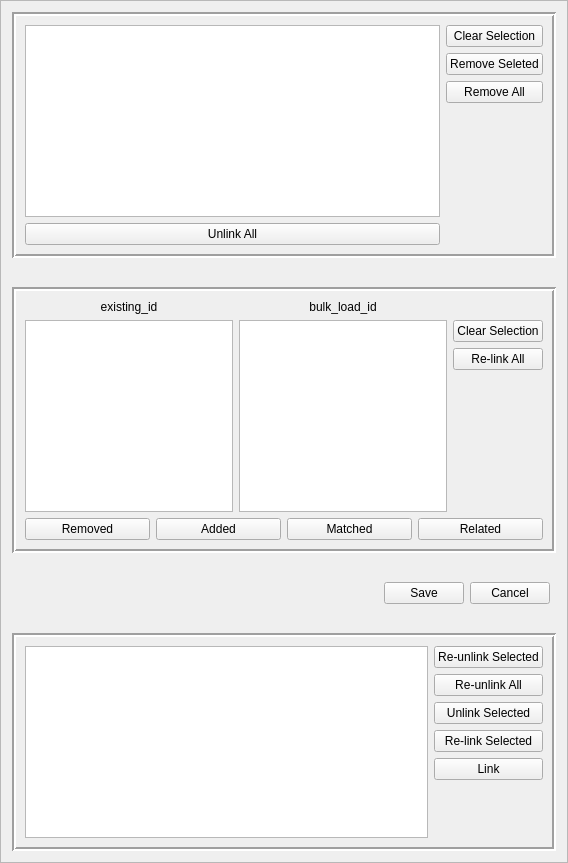
Old version of the form buildings/gui/alter_building_relationship.ui in the repository linz/nz-buildings.
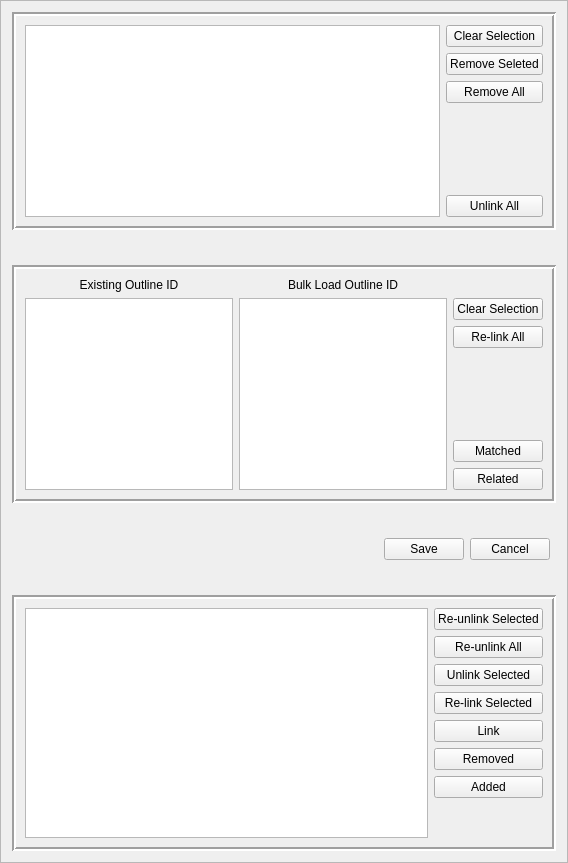
New version of the form.

Commit message:
remove added and removed button
changes

What changed in the file:
```diff
--- a/buildings/gui/alter_building_relationship.ui
+++ b/buildings/gui/alter_building_relationship.ui
@@ -48,13 +48,6 @@
           <item>
            <widget class="QTableWidget" name="tbl_original"/>
           </item>
-          <item>
-           <widget class="QPushButton" name="btn_unlink_all">
-            <property name="text">
-             <string>Unlink All</string>
-            </property>
-           </widget>
-          </item>
          </layout>
         </item>
         <item>
@@ -93,6 +86,13 @@
             </property>
            </spacer>
           </item>
+          <item>
+           <widget class="QPushButton" name="btn_unlink_all">
+            <property name="text">
+             <string>Unlink All</string>
+            </property>
+           </widget>
+          </item>
          </layout>
         </item>
        </layout>
@@ -143,8 +143,14 @@
               <verstretch>0</verstretch>
              </sizepolicy>
             </property>
+            <property name="font">
+             <font>
+              <weight>50</weight>
+              <bold>false</bold>
+             </font>
+            </property>
             <property name="text">
-             <string>existing_id</string>
+             <string>Existing Outline ID</string>
             </property>
             <property name="alignment">
              <set>Qt::AlignCenter</set>
@@ -160,8 +166,14 @@
          <layout class="QVBoxLayout" name="verticalLayout_8">
           <item>
            <widget class="QLabel" name="label_2">
+            <property name="font">
+             <font>
+              <weight>50</weight>
+              <bold>false</bold>
+             </font>
+            </property>
             <property name="text">
-             <string>bulk_load_id</string>
+             <string>Bulk Load Outline ID</string>
             </property>
             <property name="alignment">
              <set>Qt::AlignCenter</set>
@@ -209,26 +221,6 @@
             </property>
            </spacer>
           </item>
-         </layout>
-        </item>
-       </layout>
-      </item>
-      <item>
-       <layout class="QHBoxLayout" name="horizontalLayout_9">
-        <item>
-         <widget class="QPushButton" name="btn_removed">
-          <property name="text">
-           <string>Removed</string>
-          </property>
-         </widget>
-        </item>
-        <item>
-         <widget class="QPushButton" name="btn_added">
-          <property name="text">
-           <string>Added</string>
-          </property>
-         </widget>
-        </item>
         <item>
          <widget class="QPushButton" name="btn_matched">
           <property name="text">
@@ -246,6 +238,8 @@
        </layout>
       </item>
      </layout>
+      </item>
+     </layout>
     </widget>
    </item>
    <item row="1" column="0">
@@ -363,6 +357,20 @@
             </item>
            </layout>
           </item>
+          <item>
+           <widget class="QPushButton" name="btn_removed">
+            <property name="text">
+             <string>Removed</string>
+            </property>
+           </widget>
+          </item>
+          <item>
+           <widget class="QPushButton" name="btn_added">
+            <property name="text">
+             <string>Added</string>
+            </property>
+           </widget>
+          </item>
           <item>
            <spacer name="verticalSpacer_6">
             <property name="orientation">
```
Lines whose indentation alone changed are shown as unchanged. The commit also changes 1 other file.
